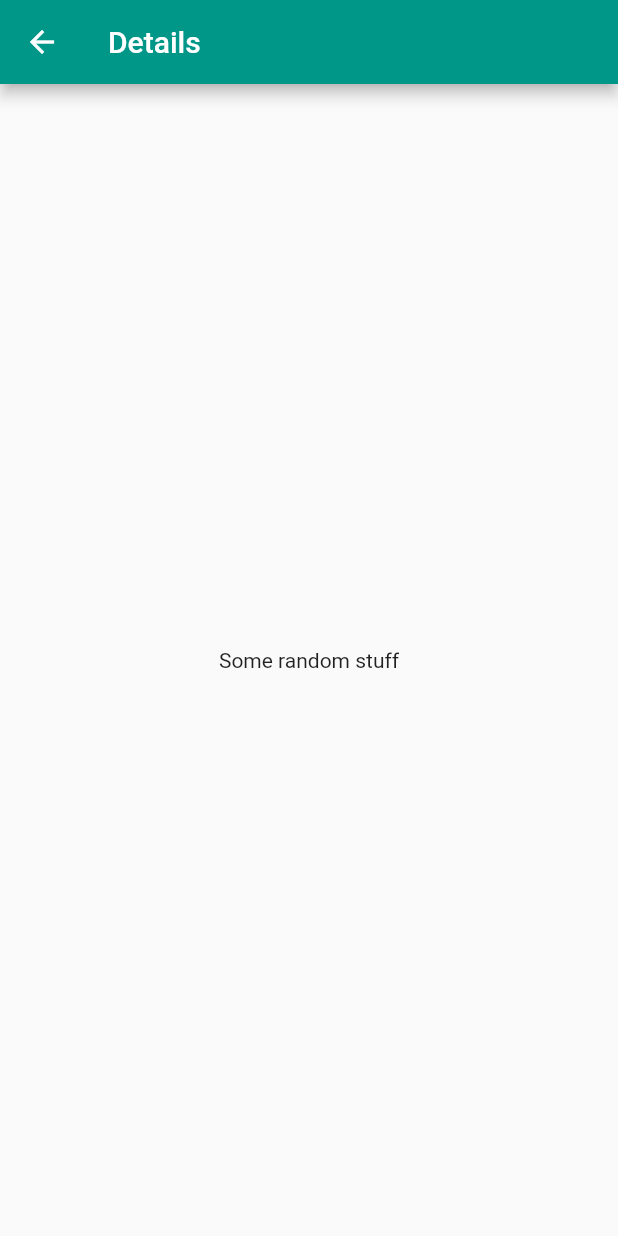
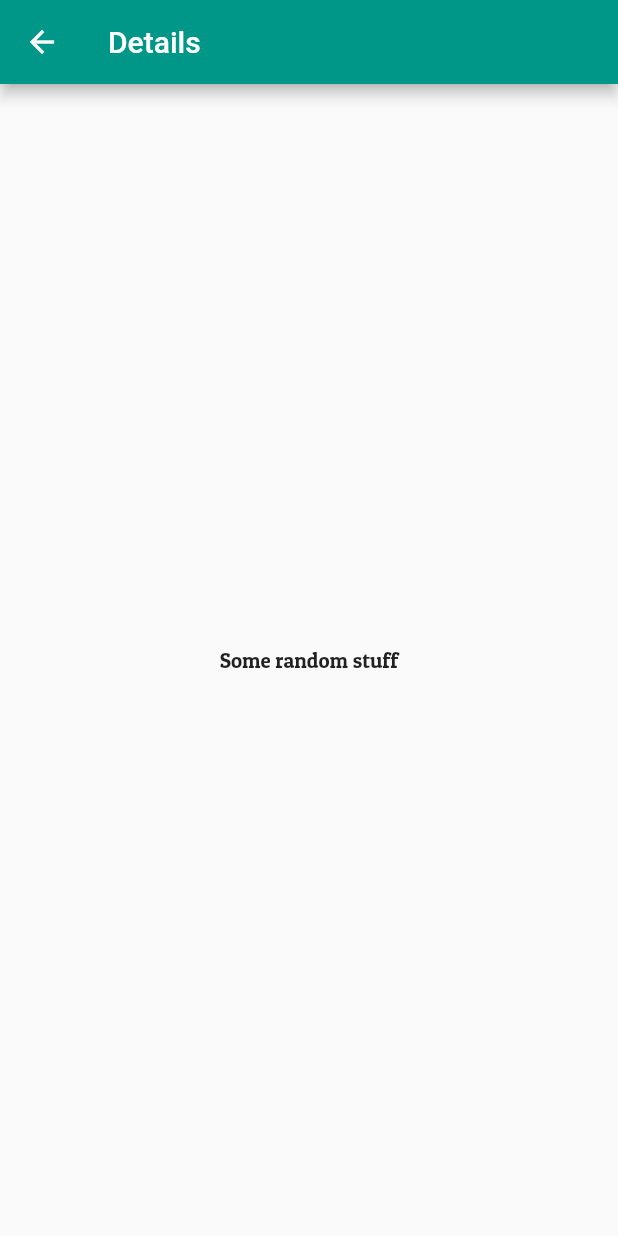
Before and after one commit to m-zaink/FristApp, a Flutter app: the screen it shows after launch, after a tap on the "list" icon, on a phone screen of 412 x 824 dp. Run offline on Flutter 3.47's test engine with Material 2 defaults, Android fonts, the phone set to English and light mode, and no system bars.

Commit message:
Moved tasks towards functions to reduce code within the build method.

```diff
--- a/lib/pages/details.dart
+++ b/lib/pages/details.dart
@@ -2,6 +2,7 @@ import 'package:flutter/material.dart';
 
 class Details extends StatelessWidget {
   final String details;
+  final TextStyle myStyle = TextStyle(fontFamily: 'PatuaOne');
 
   Details(this.details);
 
@@ -13,7 +14,10 @@ class Details extends StatelessWidget {
         ),
         body: Center(
           child: Container(
-            child: Text(details),
+            child: Text(
+              details,
+              style: myStyle,
+            ),
           ),
         ));
   }
--- a/lib/products.dart
+++ b/lib/products.dart
@@ -9,30 +9,46 @@ class Products extends StatelessWidget {
 
   Products(this.products, this.index);
 
+  Widget buildIconButton(BuildContext context) {
+    return IconButton(
+      icon: Icon(
+        Icons.list,
+      ),
+      onPressed: (() => Navigator.push(
+            context,
+            MaterialPageRoute(
+              builder: (BuildContext context) => Details(products[index]),
+            ),
+          )),
+    );
+  }
+
+  Widget buildText(String text) {
+    return Text(
+      text,
+      style: myStyle,
+    );
+  }
+
+  Widget buildCardImage(int index) {
+    if (index % 2 == 0)
+      return Image.asset('assets/eiffel.jpg');
+    else
+      return Image.asset('assets/hawaii.jpg');
+  }
+
   @override
   Widget build(BuildContext context) {
-    Image cardImage;
-    if (index % 2 == 0)
-      cardImage = Image.asset('assets/eiffel.jpg');
-    else
-      cardImage = Image.asset('assets/hawaii.jpg');
+    Image cardImage = buildCardImage(index);
+
     return Card(
       child: Column(
         children: <Widget>[
           cardImage,
           ListTile(
-              leading: Text(
-                products[index],
-                style: myStyle,
-              ),
-              trailing: IconButton(
-                  icon: Icon(
-                    Icons.list,
-                  ),
-                  onPressed: (() =>
-                      Navigator.push(context, MaterialPageRoute(
-                        builder: (BuildContext context) => Details(products[index])
-                      )))))
+            leading: buildText(products[index]),
+            trailing: buildIconButton(context),
+          )
         ],
       ),
     );
```
